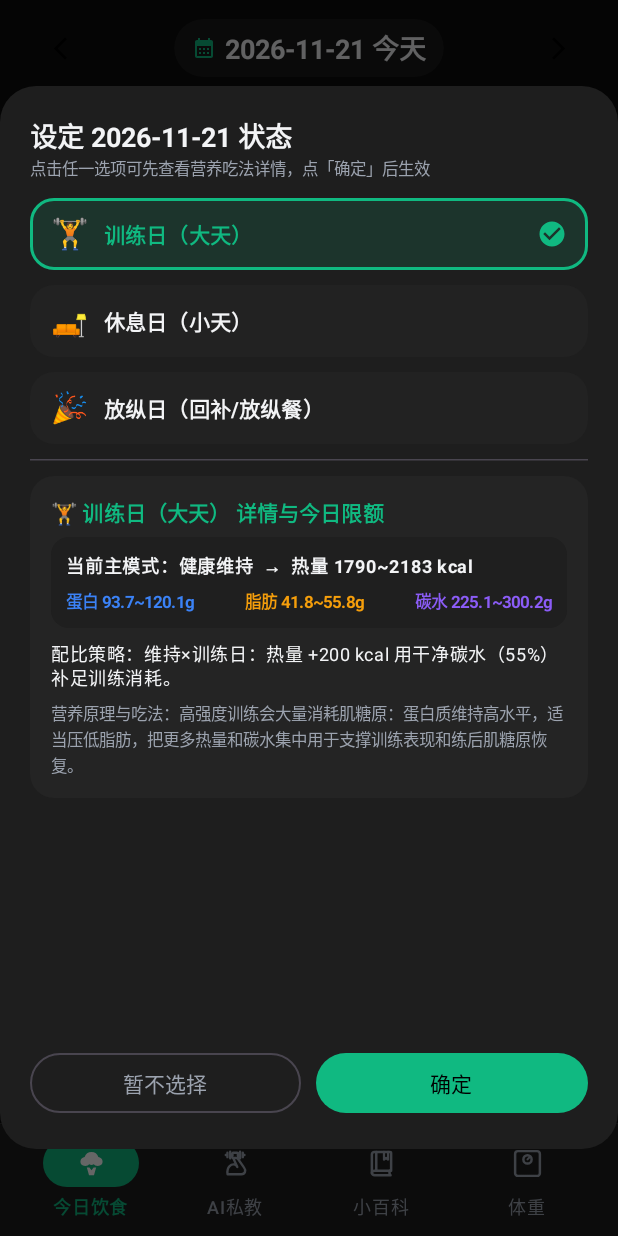
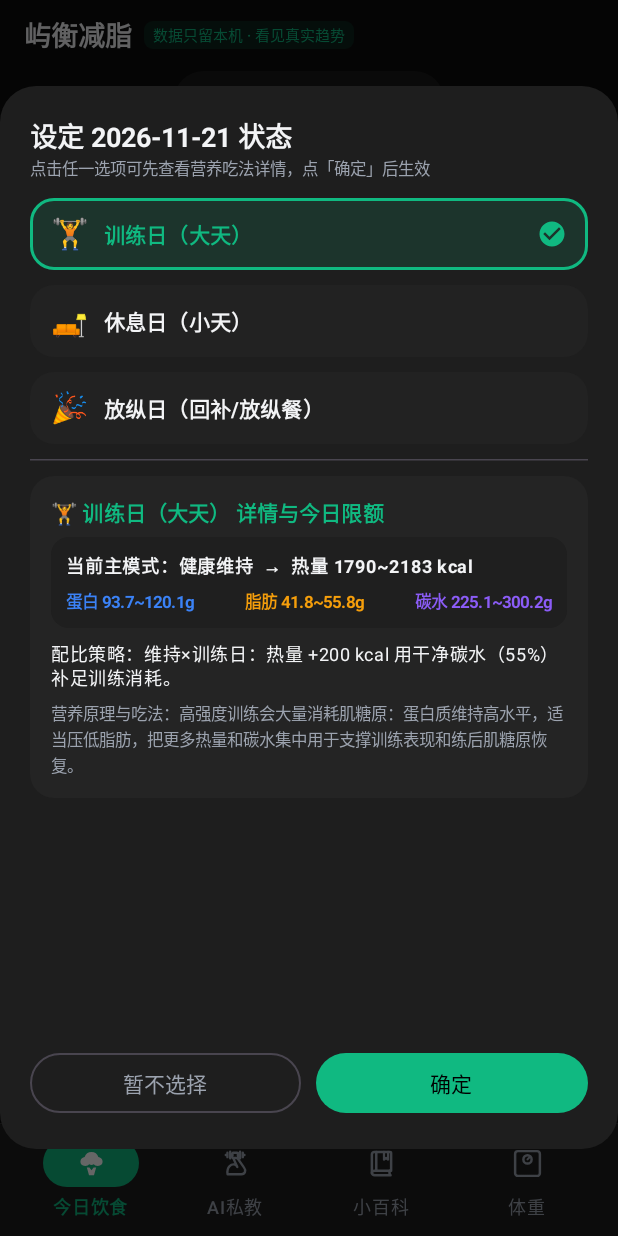
Before and after one commit to rick3059945432-eng/DietTracker, an Android app built with Jetpack Compose: the screen it shows after launch (MainActivity), on a phone screen of 412 x 824 dp. Run offline under Robolectric (Android 15) with nearby library versions, the phone set to English and light mode, and no system bars; pictures from the network do not load.

Commit message:
feat(branding): 更新品牌全称「屿衡减脂」、设计矢量自适应图标与防闪白启动页

```diff
--- a/app/src/main/AndroidManifest.xml
+++ b/app/src/main/AndroidManifest.xml
@@ -10,9 +10,9 @@
 
     <application
         android:allowBackup="true"
-        android:icon="@android:drawable/sym_def_app_icon"
+        android:icon="@mipmap/ic_launcher"
         android:label="@string/app_name"
-        android:roundIcon="@android:drawable/sym_def_app_icon"
+        android:roundIcon="@mipmap/ic_launcher_round"
         android:supportsRtl="true"
         android:theme="@style/Theme.DietTracker"
         android:usesCleartextTraffic="true">
--- a/app/src/main/java/com/diettracker/app/ui/screens/HomeScreen.kt
+++ b/app/src/main/java/com/diettracker/app/ui/screens/HomeScreen.kt
@@ -160,6 +160,42 @@ fun HomeScreen(
                 )
         ) {
             Spacer(modifier = Modifier.height(8.dp))
+
+            // 0. 顶部品牌全称与核心标语
+            Row(
+                modifier = Modifier
+                    .fillMaxWidth()
+                    .padding(horizontal = 16.dp, vertical = 2.dp),
+                horizontalArrangement = Arrangement.SpaceBetween,
+                verticalAlignment = Alignment.CenterVertically
+            ) {
+                Row(
+                    verticalAlignment = Alignment.CenterVertically,
+                    horizontalArrangement = Arrangement.spacedBy(8.dp)
+                ) {
+                    Text(
+                        text = "屿衡减脂",
+                        style = MaterialTheme.typography.titleMedium,
+                        fontWeight = FontWeight.Bold,
+                        color = MaterialTheme.colorScheme.onSurface
+                    )
+                    Surface(
+                        shape = RoundedCornerShape(6.dp),
+                        color = GreenPrimary.copy(alpha = 0.12f)
+                    ) {
+                        Text(
+                            text = "数据只留本机 · 看见真实趋势",
+                            style = MaterialTheme.typography.labelSmall,
+                            color = GreenPrimary,
+                            fontWeight = FontWeight.Medium,
+                            modifier = Modifier.padding(horizontal = 6.dp, vertical = 2.dp),
+                            fontSize = 10.sp
+                        )
+                    }
+                }
+            }
+
+            Spacer(modifier = Modifier.height(4.dp))
 
             // 1. 顶部日期选择器
             Row(
--- a/app/src/main/java/com/diettracker/app/ui/screens/PrivacyDisclaimerDialog.kt
+++ b/app/src/main/java/com/diettracker/app/ui/screens/PrivacyDisclaimerDialog.kt
@@ -97,7 +97,7 @@ fun PrivacyDisclaimerDialog(
                     DisclaimerSection(
                         icon = Icons.Default.Lock,
                         title = "1. 本地存储与零数据收集承诺",
-                        content = "DietTracker 是一款完全「本地优先、无后台服务器」的纯净工具应用：\n" +
+                        content = "「屿衡减脂」（IsleBalance）是一款完全「本地优先、无后台服务器」的纯净工具应用：\n" +
                                 "• 你的所有饮食记录、体重数据、生理指标、自写笔记均加密保存在当前手机本地数据库（SQLite）中；\n" +
                                 "• 我们不搭建任何开发者远程服务器，不设用户账号体系，不采集任何设备识别码（IMEI/OAID）、通讯录、精确定位或用户个人隐私行为；\n" +
                                 "• 你所导出的 JSON 备份文件完全由你自己掌控，可自由存储于手机本地或个人网盘。"
--- /dev/null
+++ b/app/src/main/res/drawable/ic_launcher_background.xml
@@ -0,0 +1,18 @@
+<vector xmlns:android="http://schemas.android.com/apk/res/android"
+    android:width="108dp"
+    android:height="108dp"
+    android:viewportWidth="108"
+    android:viewportHeight="108">
+    <!-- 深邃墨青色底色 -->
+    <path
+        android:fillColor="#10282C"
+        android:pathData="M0,0h108v108h-108z" />
+    <!-- 中心微暗青光晕，形成克制内敛的微渐变质感 -->
+    <path
+        android:fillColor="#16363B"
+        android:pathData="M54,14 A40,40 0 1 0 54,94 A40,40 0 1 0 54,14 Z" />
+    <path
+        android:fillColor="#10282C"
+        android:pathData="M0,0h108v108h-108z"
+        android:fillAlpha="0.4" />
+</vector>
--- /dev/null
+++ b/app/src/main/res/drawable/ic_launcher_foreground.xml
@@ -0,0 +1,33 @@
+<vector xmlns:android="http://schemas.android.com/apk/res/android"
+    android:width="108dp"
+    android:height="108dp"
+    android:viewportWidth="108"
+    android:viewportHeight="108">
+    <!--
+      严格限制在 108dp 画布中心 66dp×66dp（[21,21] 到 [87,87]）安全区内
+      核心图形：清透薄荷青 EMA 趋势曲线 + 错落的单日波动半透明散点
+    -->
+
+    <!-- 散点 1：左上方单日波动点（模拟由于高盐/水分引起的小幅上浮，半透明浅青） -->
+    <path
+        android:fillColor="#99E6FFFA"
+        android:pathData="M41,27.8 A3.2,3.2 0 1 0 41,34.2 A3.2,3.2 0 1 0 41,27.8 Z" />
+
+    <!-- 散点 2：中段小回落点（半透明浅青） -->
+    <path
+        android:fillColor="#80E6FFFA"
+        android:pathData="M55,57.5 A2.5,2.5 0 1 0 55,62.5 A2.5,2.5 0 1 0 55,57.5 Z" />
+
+    <!-- 散点 3：右侧近阶段波动点（半透明亮白） -->
+    <path
+        android:fillColor="#B2FFFFFF"
+        android:pathData="M71,53.6 A3.4,3.4 0 1 0 71,60.4 A3.4,3.4 0 1 0 71,53.6 Z" />
+
+    <!-- 核心：优雅从左上平滑下降至右下的 EMA 指数移动平均趋势线 -->
+    <path
+        android:pathData="M33,42 C48,42 58,68 75,68"
+        android:strokeWidth="4.5"
+        android:strokeColor="#4FD1C5"
+        android:strokeLineCap="round"
+        android:strokeLineJoin="round" />
+</vector>
--- /dev/null
+++ b/app/src/main/res/drawable/ic_launcher_legacy.xml
@@ -0,0 +1,4 @@
+<layer-list xmlns:android="http://schemas.android.com/apk/res/android">
+    <item android:drawable="@drawable/ic_launcher_background" />
+    <item android:drawable="@drawable/ic_launcher_foreground" />
+</layer-list>
--- /dev/null
+++ b/app/src/main/res/drawable/splash_background.xml
@@ -0,0 +1,13 @@
+<?xml version="1.0" encoding="utf-8"?>
+<layer-list xmlns:android="http://schemas.android.com/apk/res/android">
+    <item>
+        <shape android:shape="rectangle">
+            <solid android:color="#10282C" />
+        </shape>
+    </item>
+    <item
+        android:width="92dp"
+        android:height="92dp"
+        android:gravity="center"
+        android:drawable="@drawable/ic_launcher_legacy" />
+</layer-list>
--- /dev/null
+++ b/app/src/main/res/mipmap-anydpi-v26/ic_launcher.xml
@@ -0,0 +1,4 @@
+<adaptive-icon xmlns:android="http://schemas.android.com/apk/res/android">
+    <background android:drawable="@drawable/ic_launcher_background" />
+    <foreground android:drawable="@drawable/ic_launcher_foreground" />
+</adaptive-icon>
--- /dev/null
+++ b/app/src/main/res/mipmap-anydpi-v26/ic_launcher_round.xml
@@ -0,0 +1,4 @@
+<adaptive-icon xmlns:android="http://schemas.android.com/apk/res/android">
+    <background android:drawable="@drawable/ic_launcher_background" />
+    <foreground android:drawable="@drawable/ic_launcher_foreground" />
+</adaptive-icon>
--- a/app/src/main/res/values/strings.xml
+++ b/app/src/main/res/values/strings.xml
@@ -1,3 +1,5 @@
 <resources>
-    <string name="app_name">DietTracker</string>
+    <string name="app_name">屿衡</string>
+    <string name="app_full_name">屿衡减脂</string>
+    <string name="app_slogan">数据只留本机 · 看见真实趋势</string>
 </resources>
--- a/app/src/main/res/values/themes.xml
+++ b/app/src/main/res/values/themes.xml
@@ -1,4 +1,9 @@
 <?xml version="1.0" encoding="utf-8"?>
 <resources>
-    <style name="Theme.DietTracker" parent="android:Theme.Material.Light.NoActionBar" />
+    <!-- 冷启动平滑无闪烁主题：底色设为深邃墨青 #10282C，与品牌图标色泽完全一致 -->
+    <style name="Theme.DietTracker" parent="android:Theme.Material.Light.NoActionBar">
+        <item name="android:windowBackground">@drawable/splash_background</item>
+        <item name="android:statusBarColor">#10282C</item>
+        <item name="android:navigationBarColor">#10282C</item>
+    </style>
 </resources>
```
Also changed, not shown: app/src/main/java/com/diettracker/app/ui/screens/SettingsScreen.kt (+76 -22 lines), 1 other file.
